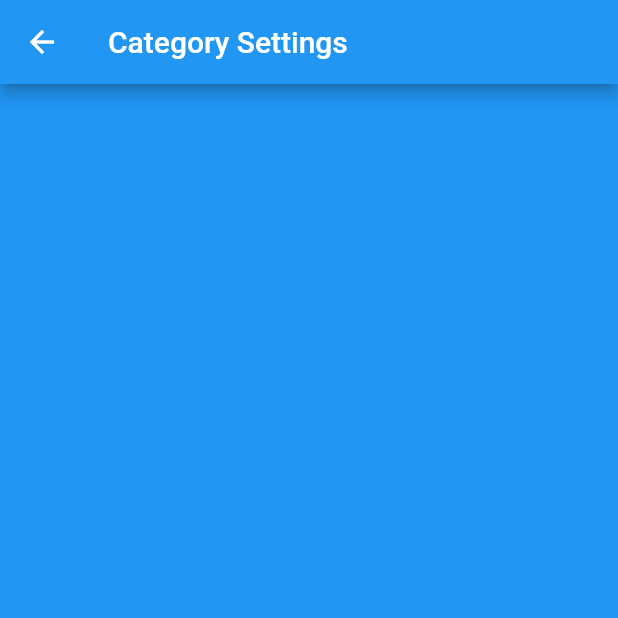
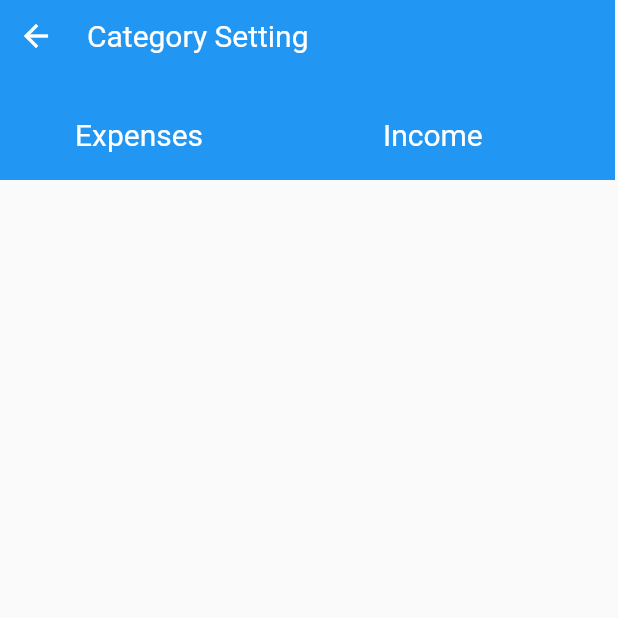
Before and after one commit to Harsh-Singh-007/Budgetapp, a Flutter app: the screen it shows after launch, item 2 of the bottom bar chosen, on a phone screen of 412 x 824 dp, the top half of it. Run offline on Flutter 3.47's test engine with Material 2 defaults, Android fonts, the phone set to English and light mode, and no system bars; our stand-ins replace lottie, percent_indicator, sqflite; accounts and stored records are empty.

Commit message:
More Pages

```diff
--- a/lib/pagesBottomAppBar/menu.dart
+++ b/lib/pagesBottomAppBar/menu.dart
@@ -1,3 +1,4 @@
+import 'package:flutter/cupertino.dart';
 import 'package:flutter/material.dart';
 
 class MenuList extends StatelessWidget {
@@ -6,10 +7,58 @@ class MenuList extends StatelessWidget {
   @override
   Widget build(BuildContext context) {
     return Scaffold(
-      appBar: AppBar(title: Text("Category Settings")),
-      body: Container(
+      body: SafeArea(
         child: Container(
-          color: Colors.blue,
+          child: Column(
+            children: [
+              Container(
+                color: Colors.blue,
+                height: 120,
+                width: 410,
+                child: Column(
+                  crossAxisAlignment: CrossAxisAlignment.start,
+                  children: [
+                    Row(
+                      children: [
+                        IconButton(
+                          icon: Icon(
+                            Icons.arrow_back,
+                            color: Colors.white,
+                          ),
+                          onPressed: () => Navigator.pop(context, false),
+                        ),
+                        const Padding(
+                          padding: EdgeInsets.all(10.0),
+                          child: Text(
+                            "Category Setting",
+                            style: TextStyle(color: Colors.white, fontSize: 20),
+                          ),
+                        )
+                      ],
+                    ),
+                    Padding(
+                      padding: const EdgeInsets.only(top: 30.0, left: 50),
+                      child: Row(
+                        children: [
+                          Text(
+                            "Expenses",
+                            style: TextStyle(color: Colors.white, fontSize: 20),
+                          ),
+                          SizedBox(
+                            width: 120,
+                          ),
+                          Text(
+                            "Income",
+                            style: TextStyle(color: Colors.white, fontSize: 20),
+                          ),
+                        ],
+                      ),
+                    )
+                  ],
+                ),
+              ),
+            ],
+          ),
         ),
       ),
     );
```
